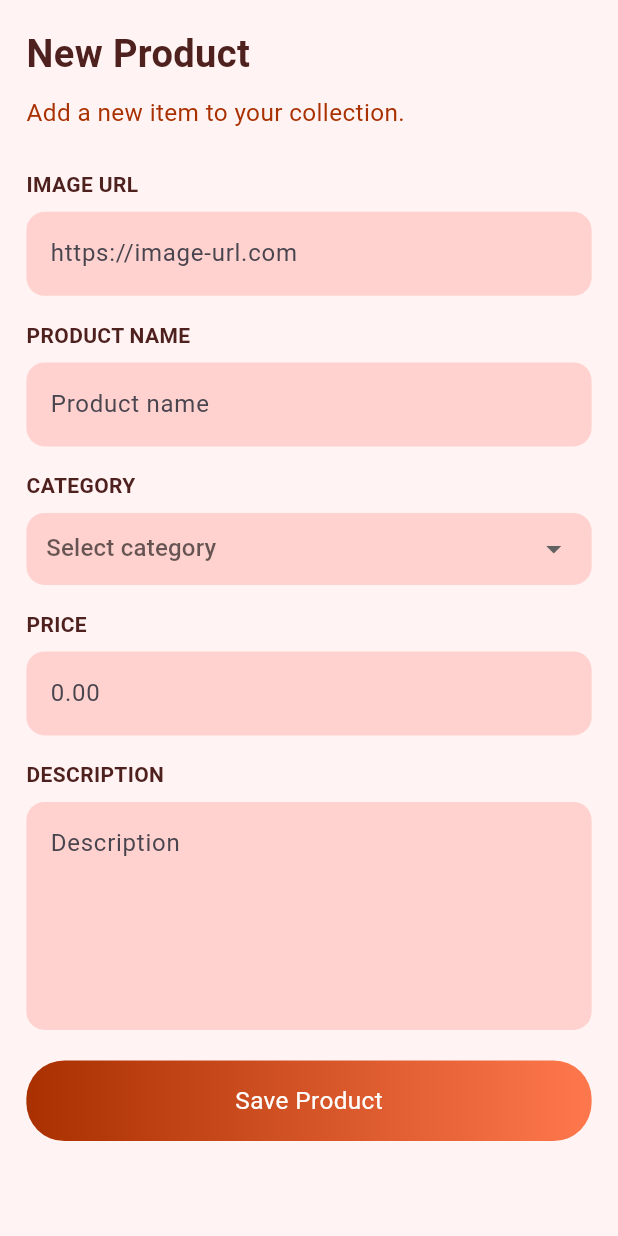
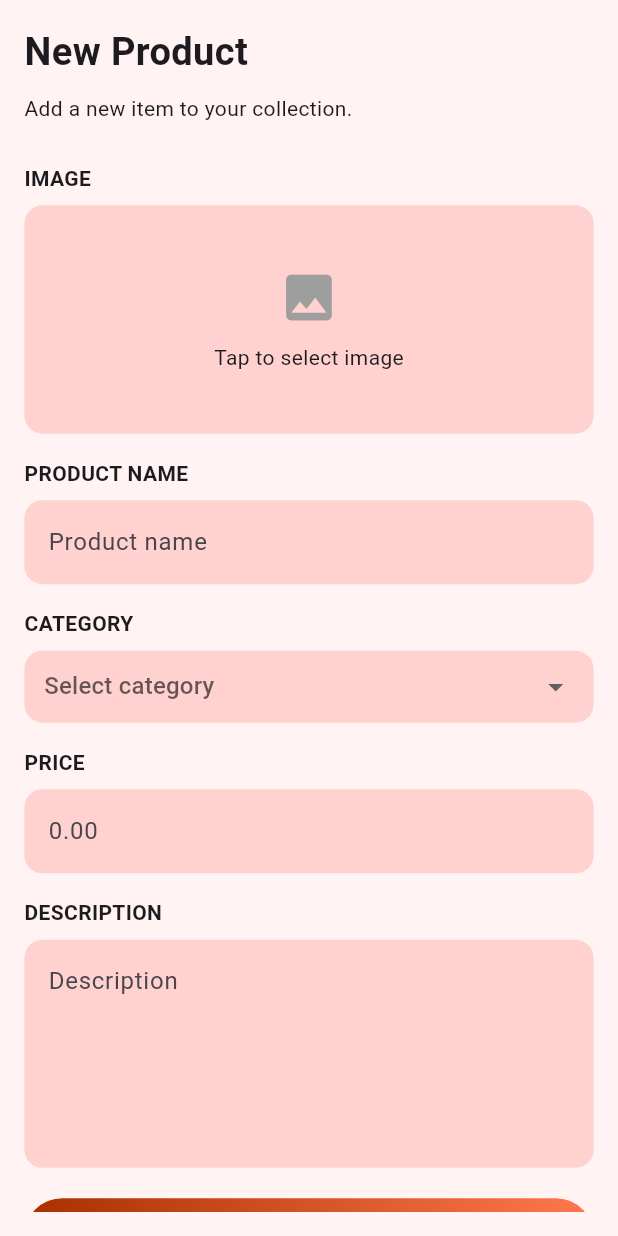
Before and after one commit to MaxHamza/new_ecommerce_app, a Flutter app: the InsertProduct screen opened directly, on a phone screen of 412 x 824 dp. Run offline on Flutter 3.47's test engine with Material 3 defaults, Android fonts, the phone set to English and light mode, and no system bars; our stand-ins replace dio, flutter_bloc, flutter_screenutil, gap, hive, hive_flutter and 1 more; accounts and stored records are empty; network calls fail; Roboto replaces fonts that are missing (Montserrat).

Commit message:
app ready

```diff
--- a/lib/features/home/presentation/manager/insert_product/cubit.dart
+++ b/lib/features/home/presentation/manager/insert_product/cubit.dart
@@ -8,7 +8,6 @@ class InsertProductCubit extends Cubit<InsertProductState> {
 
   InsertProductCubit(this.repository) : super(InsertProductInitial());
 
-  // تم تغيير النوع هنا ليعيد المنتج المستلم من الـ API
   Future<ProductModel> addProduct({
     required String title,
     required double price,
@@ -27,10 +26,10 @@ class InsertProductCubit extends Cubit<InsertProductState> {
       );
 
       emit(InsertProductSuccess(product));
-      return product; // ضروري جداً لكي يعمل سطر الـ UI لديك
+      return product;
     } catch (e) {
       emit(InsertProductError(e.toString()));
-      rethrow; // نستخدم rethrow لكي يتوقف الكود في الـ UI عند حدوث خطأ ولا ينفذ Navigator.pop
+      rethrow;
     }
   }
 }
--- a/lib/features/home/presentation/pages/insert_product.dart
+++ b/lib/features/home/presentation/pages/insert_product.dart
@@ -3,7 +3,6 @@ import 'package:flutter/material.dart';
 import 'package:flutter_bloc/flutter_bloc.dart';
 import 'package:flutter_screenutil/flutter_screenutil.dart';
 import 'package:gap/gap.dart';
-
 import '../../../../core/resources/color_manager.dart';
 import '../../../../core/resources/style_manager.dart';
 import '../../../../main.dart';
@@ -11,9 +10,15 @@ import '../../data/models/product_model.dart';
 import '../manager/fetch_products/cubit.dart';
 import '../manager/insert_product/cubit.dart';
 import '../manager/insert_product/state.dart';
+import 'dart:io';
+
+import 'package:flutter/material.dart';
+import 'package:flutter_bloc/flutter_bloc.dart';
+import 'package:image_picker/image_picker.dart';
 
 class InsertProduct extends StatefulWidget {
   const InsertProduct({super.key});
+
   @override
   State<InsertProduct> createState() => _InsertProductState();
 }
@@ -22,47 +27,82 @@ class _InsertProductState extends State<InsertProduct> {
   final nameController = TextEditingController();
   final priceController = TextEditingController();
   final descController = TextEditingController();
-  final imageController = TextEditingController();
+
   String? selectedCategory;
   final formKey = GlobalKey<FormState>();
 
+  File? selectedImage;
+  final ImagePicker picker = ImagePicker();
+
   @override
   void dispose() {
-    for (var c in [nameController, priceController, descController, imageController]) { c.dispose(); }
+    nameController.dispose();
+    priceController.dispose();
+    descController.dispose();
     super.dispose();
   }
 
+  //Select Image
+  Future<void> pickImage() async {
+    final XFile? image =
+    await picker.pickImage(source: ImageSource.gallery);
+
+    if (image != null) {
+      setState(() {
+        selectedImage = File(image.path);
+      });
+    }
+  }
+
   void _submitData() async {
-    if (!formKey.currentState!.validate() || selectedCategory == null) {
+    if (!formKey.currentState!.validate() ||
+        selectedCategory == null ||
+        selectedImage == null) {
+
       if (selectedCategory == null) {
         ScaffoldMessenger.of(context).showSnackBar(
           SnackBar(
             content: Text(
-            'Select Product',
-            style: TextStyle(color: Colors.white,fontSize: 16.sp),
+              'Select Category',
+              style: TextStyle(color: Colors.white, fontSize: 16.sp),
             ),
-          backgroundColor: Colors.green,
+            backgroundColor: Colors.red,
           ),
         );
       }
+
+      if (selectedImage == null) {
+        ScaffoldMessenger.of(context).showSnackBar(
+          SnackBar(
+            content: Text(
+              'Please select an image',
+              style: TextStyle(color: Colors.white, fontSize: 16.sp),
+            ),
+            backgroundColor: Colors.red,
+          ),
+        );
+      }
+
       return;
     }
 
-    final  product = await context.read<InsertProductCubit>().addProduct(
+    final product =
+    await context.read<InsertProductCubit>().addProduct(
       title: nameController.text,
       price: double.parse(priceController.text),
       description: descController.text,
       category: selectedCategory!,
-      image: imageController.text,
+      image: selectedImage!.path, // مؤقتاً path
     );
 
     if (mounted) {
       context.read<ProductCubit>().addLocalProduct(product);
+
       ScaffoldMessenger.of(context).showSnackBar(
         SnackBar(
           content: Text(
             'Product Added Successfully',
-            style: TextStyle(color: Colors.white,fontSize: 16.sp),
+            style: TextStyle(color: Colors.white, fontSize: 16.sp),
           ),
           backgroundColor: Colors.green,
         ),
@@ -75,7 +115,7 @@ class _InsertProductState extends State<InsertProduct> {
     return Scaffold(
       backgroundColor: ColorManager.primary,
       body: Padding(
-        padding: EdgeInsets.all(16.w),
+        padding:  EdgeInsets.all(16.r),
         child: BlocConsumer<InsertProductCubit, InsertProductState>(
           listener: (context, state) {
             if (state is InsertProductError) {
@@ -83,7 +123,8 @@ class _InsertProductState extends State<InsertProduct> {
                 SnackBar(
                   content: Text(
                     state.message,
-                    style: TextStyle(color: Colors.white,fontSize: 16.sp),
+                    style:
+                     TextStyle(color: Colors.white, fontSize: 16.sp),
                   ),
                   backgroundColor: Colors.red,
                 ),
@@ -96,22 +137,34 @@ class _InsertProductState extends State<InsertProduct> {
               child: ListView(
                 children: [
                   _buildHeader(),
-                  _buildLabel("IMAGE URL"),
-                  _buildTextField(imageController, "https://image-url.com"),
+
+                  _buildLabel("IMAGE"),
+                  _buildImagePicker(),
+
                   _buildLabel("PRODUCT NAME"),
                   _buildTextField(nameController, "Product name"),
+
                   _buildLabel("CATEGORY"),
                   _buildDropdown(),
+
                   _buildLabel("PRICE"),
-                  _buildTextField(priceController, "0.00", isNumber: true),
+                  _buildTextField(priceController, "0.00",
+                      isNumber: true),
+
                   _buildLabel("DESCRIPTION"),
-                  _buildTextField(descController, "Description", maxLines: 5),
+                  _buildTextField(descController, "Description",
+                      maxLines: 5),
+
                    Gap(20.h),
+
                  CustomButton(
                    height: 53.h,
-                    title: state is InsertProductLoading ? 'Loading...' : 'Save Product',
-                    onTap: state is InsertProductLoading ? null : _submitData,
+                   onTap: state is InsertProductLoading?null:_submitData,
+                   title: state is InsertProductLoading
+                     ? 'Loading...'
+                     : 'Save Product',
                      ),
+                  Gap(20.h),
                 ],
               ),
             );
@@ -121,45 +174,99 @@ class _InsertProductState extends State<InsertProduct> {
     );
   }
 
-  // --- Helper Widgets ---
+  // ---------- UI ----------
+
   Widget _buildHeader() => Column(
     crossAxisAlignment: CrossAxisAlignment.start,
-    children: [
-      Text('New Product', style: getBoldStyle(color: ColorManager.secondaryText, fontSize: 25.sp)),
-      Gap(10.h),
-      Text('Add a new item to your collection.', style: getRegularStyle(color: ColorManager.primaryText, fontSize: 16.sp)),
-      Gap(10.h),
+    children:  [
+      Text('New Product',
+          style:
+          TextStyle(fontSize: 25.sp, fontWeight: FontWeight.bold)),
+      SizedBox(height: 10.h),
+      Text('Add a new item to your collection.'),
+      SizedBox(height: 10.h),
     ],
   );
 
   Widget _buildLabel(String text) => Padding(
-    padding: EdgeInsets.only(top: 16.h, bottom: 8.h),
-    child: Text(text, style: TextStyle(color: ColorManager.secondaryText, fontWeight: FontWeight.bold)),
+    padding:  EdgeInsets.only(top: 16.r, bottom: 8.r),
+    child: Text(
+      text,
+      style: const TextStyle(fontWeight: FontWeight.bold),
+    ),
   );
 
-  Widget _buildTextField(TextEditingController controller, String hint, {int maxLines = 1, bool isNumber = false}) {
+  Widget _buildTextField(TextEditingController controller, String hint,
+      {int maxLines = 1, bool isNumber = false}) {
     return TextFormField(
       controller: controller,
       maxLines: maxLines,
-      keyboardType: isNumber ? TextInputType.number : TextInputType.text,
+      keyboardType:
+      isNumber ? TextInputType.number : TextInputType.text,
       validator: (v) => (v == null || v.isEmpty) ? 'Required' : null,
       decoration: InputDecoration(
-        hintText: hint, filled: true, fillColor: const Color(0xffFFD2CF),
-        border: OutlineInputBorder(borderRadius: BorderRadius.circular(12.r), borderSide: BorderSide.none),
+        hintText: hint,
+        filled: true,
+        fillColor: const Color(0xffFFD2CF),
+        border: OutlineInputBorder(
+          borderRadius: BorderRadius.circular(12),
+          borderSide: BorderSide.none,
+        ),
+      ),
+    );
+  }
+
+  //select image
+  Widget _buildImagePicker() {
+    return GestureDetector(
+      onTap: pickImage,
+      child: Container(
+        height: 150.h,
+        decoration: BoxDecoration(
+          color: const Color(0xffFFD2CF),
+          borderRadius: BorderRadius.circular(12.r),
+        ),
+        child: selectedImage == null
+            ? Column(
+          mainAxisAlignment: MainAxisAlignment.center,
+          children:  [
+            Icon(Icons.image, size: 40.r, color: Colors.grey),
+            SizedBox(height: 10.h),
+            Text("Tap to select image"),
+          ],
+        )
+            : ClipRRect(
+          borderRadius: BorderRadius.circular(12.sp),
+          child: Image.file(
+            selectedImage!,
+            fit: BoxFit.cover,
+            width: double.infinity,
+          ),
+        ),
       ),
     );
   }
 
   Widget _buildDropdown() => Container(
-    padding: EdgeInsets.symmetric(horizontal: 12.w),
-    decoration: BoxDecoration(color: const Color(0xffFFD2CF), borderRadius: BorderRadius.circular(12.r)),
+    padding:  EdgeInsets.symmetric(horizontal: 12.w),
+    decoration: BoxDecoration(
+      color: const Color(0xffFFD2CF),
+      borderRadius: BorderRadius.circular(12.r),
+    ),
     child: DropdownButtonHideUnderline(
       child: DropdownButton<String>(
         value: selectedCategory,
         hint: const Text("Select category"),
         isExpanded: true,
-        items: ["men's clothing", "women's clothing", "jewelery", "electronics"]
-            .map((c) => DropdownMenuItem(value: c, child: Text(c))).toList(),
+        items: [
+          "men's clothing",
+          "women's clothing",
+          "jewelery",
+          "electronics"
+        ]
+            .map((c) =>
+            DropdownMenuItem(value: c, child: Text(c)))
+            .toList(),
         onChanged: (v) => setState(() => selectedCategory = v),
       ),
     ),
--- a/lib/features/home/presentation/widgets/cart/price_card.dart
+++ b/lib/features/home/presentation/widgets/cart/price_card.dart
@@ -64,7 +64,7 @@ class _PriceCardState extends State<PriceCard> {
             ],
           ),
           Gap(10.h),
-          Container(height: 1,color: Colors.grey[300],),
+          Container(height: 1.h,color: Colors.grey[300],),
           Gap(10.h),
           Row(
             children: [
--- a/pubspec.yaml
+++ b/pubspec.yaml
@@ -43,6 +43,7 @@ dependencies:
   flutter_bloc: ^9.1.1
   hive: ^2.2.3
   hive_flutter: ^1.1.0
+  image_picker: ^1.2.1
 #  firebase_core: ^4.3.0
 #  firebase_storage: ^13.0.5
 #  cloud_firestore: ^6.1.1
```
Also changed, not shown: lib/core/resources/routes_manager.dart (+41 -41 lines), lib/core/resources/strings_manager.dart (+0 -9 lines), lib/core/resources/theme_manager.dart (+92 -92 lines), lib/features/home/data/repositories/add_product_repository.dart (+8 -1 lines), lib/features/home/data/repositories/cart_repository.dart (+4 -5 lines), lib/features/home/presentation/pages/cart_page.dart (+41 -3 lines), lib/features/home/presentation/pages/home_page.dart (+5 -9 lines), lib/features/home/presentation/pages/product_details.dart (+14 -5 lines), lib/features/home/presentation/widgets/home/product_card.dart (+43 -25 lines), pubspec.lock, 5 other files. Lines whose indentation alone changed are shown as unchanged.
